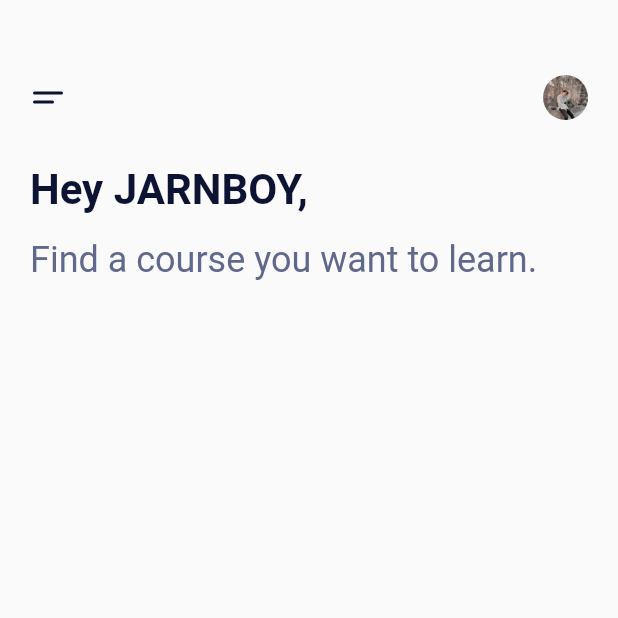
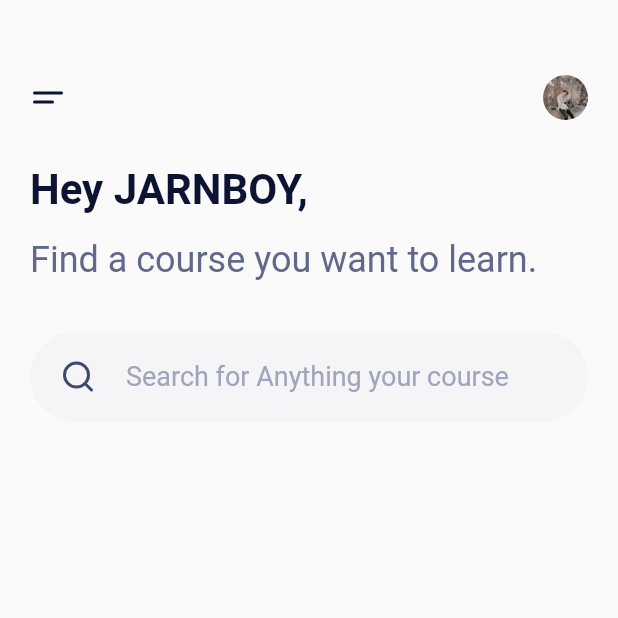
Before and after one commit to JARNBOY/CourseOnlineApp_flutter, a Flutter app: the screen it shows after launch, on a phone screen of 412 x 824 dp, the top half of it. Run offline on Flutter 3.47's test engine with Material 2 defaults, Android fonts, the phone set to English and light mode, and no system bars; our stand-ins replace flutter_svg.

Commit message:
add ui search bar in hom screen

```diff
--- a/couseonlineapp_flutter/lib/main.dart
+++ b/couseonlineapp_flutter/lib/main.dart
@@ -44,7 +44,27 @@ class HomeScreen extends StatelessWidget {
             ),
             SizedBox(height: 30),
             Text("Hey JARNBOY,", style: kHeadingextStyle),
-            Text("Find a course you want to learn.", style: kSubheadingextStyle)
+            Text("Find a course you want to learn.",
+                style: kSubheadingextStyle),
+            Container(
+              margin: EdgeInsets.symmetric(vertical: 30),
+              padding: EdgeInsets.symmetric(horizontal: 20),
+              height: 60,
+              width: double.infinity,
+              decoration: BoxDecoration(
+                  color: Color(0xFFF5F5F7),
+                  borderRadius: BorderRadius.circular(40)),
+              child: Row(
+                children: <Widget>[
+                  SvgPicture.asset("assets/icons/search.svg"),
+                  SizedBox(width: 20),
+                  Text(
+                    "Search for Anything your course",
+                    style: TextStyle(fontSize: 18, color: Color(0xFFA0A5BD)),
+                  )
+                ],
+              ),
+            )
           ],
         ),
       ),
```
